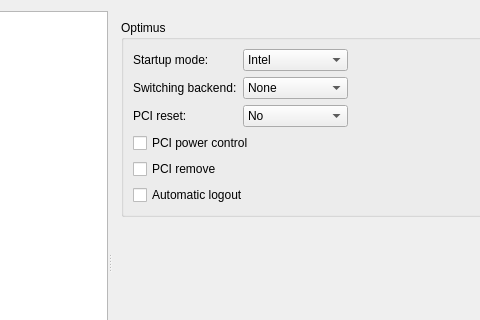
Old version of the form src/settingsdialog.ui in the repository Shatur/optimus-manager-qt; both pictures show x 103 to 583 and y 0 to 320 of the 800 by 552 pixel window.
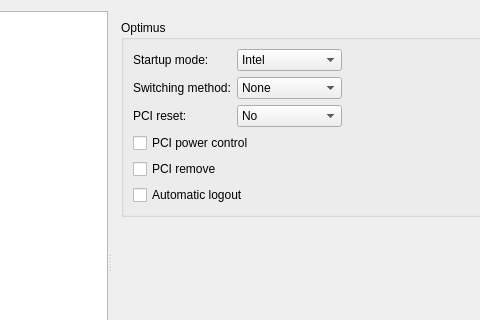
New version of the form. The open tabs and pages were chosen to show the change. Icons and pictures are not drawn.

Patch:
```diff
--- a/src/settingsdialog.ui
+++ b/src/settingsdialog.ui
@@ -410,7 +410,7 @@
               <string>&lt;html&gt;&lt;head/&gt;&lt;body&gt;&lt;p&gt;Module used for power switching&lt;/p&gt;&lt;p&gt;If you select &amp;quot;None&amp;quot;, no power switching will be done at all (the Nvidia GPU will stay powered at all times)&lt;/p&gt;&lt;p&gt;If you use bbswitch, you will not be able to use video outputs attached to your Nvidia GPU in Intel mode&lt;/p&gt;&lt;p&gt;To use the bbswitch mode, the bbswitch module must be installed for your current kernel&lt;/p&gt;&lt;p&gt;You can install it for the default kernel with &amp;quot;pacman -S bbswitch&amp;quot;&lt;/p&gt;&lt;/body&gt;&lt;/html&gt;</string>
              </property>
              <property name="text">
-              <string>Switching backend:</string>
+              <string>Switching method:</string>
              </property>
             </widget>
            </item>
```
Left out of the diff: 30 changed lines with no effect on the pictures.
